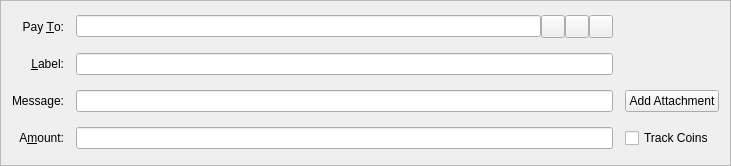
gridcoin-community/Gridcoin-Research, file src/qt/forms/sendcoinsentry.ui: the form before one commit.
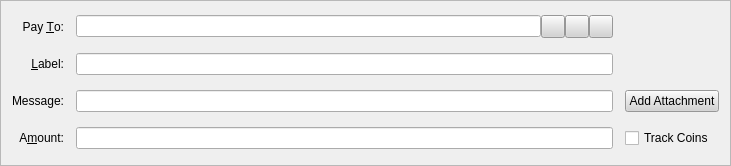
The form after the commit. Icons and pictures are not drawn. Custom widgets are drawn as their Qt base class.

Commit message: Fix colors for Desktops with dark color scheme (e.g. KDE Plasma).

What changed in the file:
```diff
--- a/src/qt/forms/sendcoinsentry.ui
+++ b/src/qt/forms/sendcoinsentry.ui
@@ -13,6 +13,11 @@
   <property name="windowTitle">
    <string>Form</string>
   </property>
+  <property name="styleSheet">
+   <string notr="true">QWidget{color:rgb(0,0,0);}
+QPushButton{background-color: lightgray;}
+QToolButton{background-color: lightgray;}</string>
+  </property>
   <property name="frameShape">
    <enum>QFrame::StyledPanel</enum>
   </property>
```
The commit also changes 8 other files.
